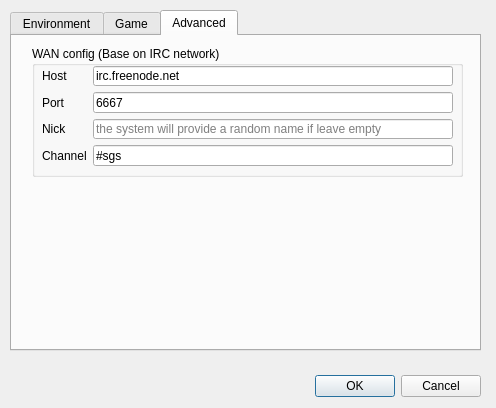
The window that src/configdialog.ui (Mogara/QSanguosha) describes before a commit, drawn with Qt 5.
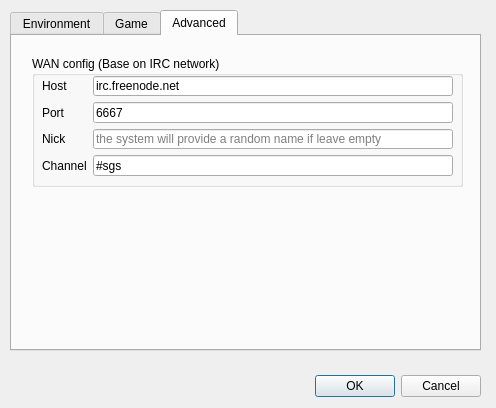
The same window after the commit. The open tabs and pages were chosen to show the change.

The edit to the form file:
```diff
--- a/src/configdialog.ui
+++ b/src/configdialog.ui
@@ -332,7 +332,7 @@
      <property name="geometry">
       <rect>
        <x>20</x>
-       <y>10</y>
+       <y>20</y>
        <width>431</width>
        <height>131</height>
       </rect>
@@ -340,7 +340,7 @@
      <property name="title">
       <string>WAN config (Base on IRC network)</string>
      </property>
-     <widget class="QWidget" name="">
+     <widget class="QWidget" name="layoutWidget">
       <property name="geometry">
        <rect>
         <x>10</x>
```
Left out of the diff: 15 changed lines with no effect on the pictures.
